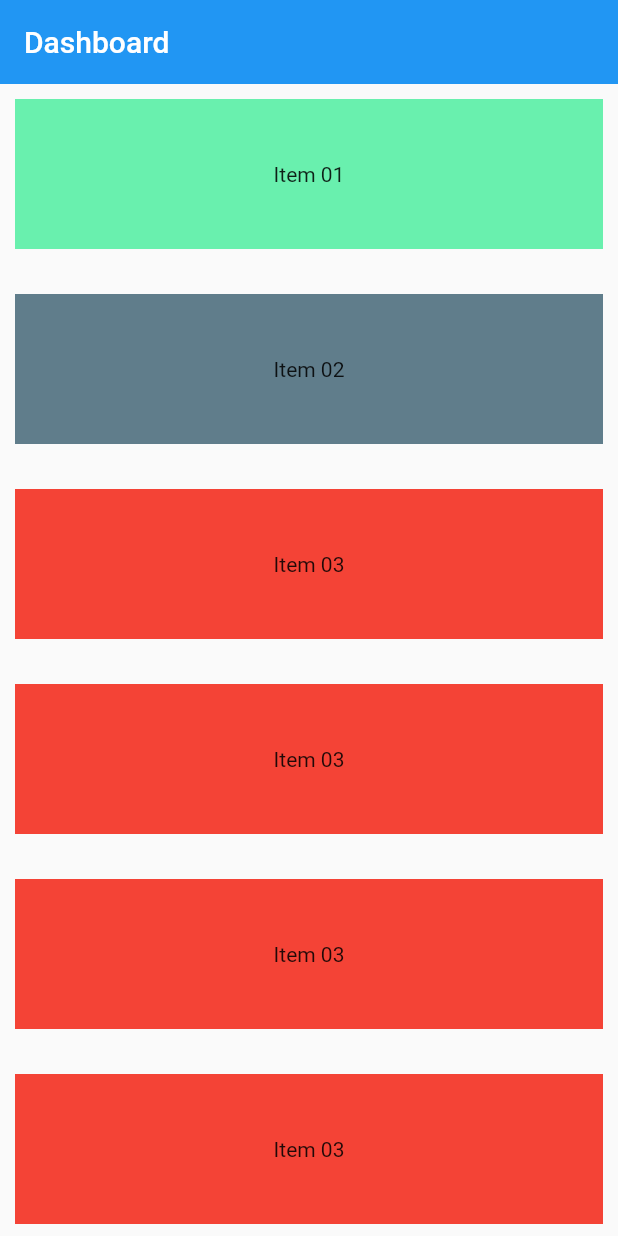
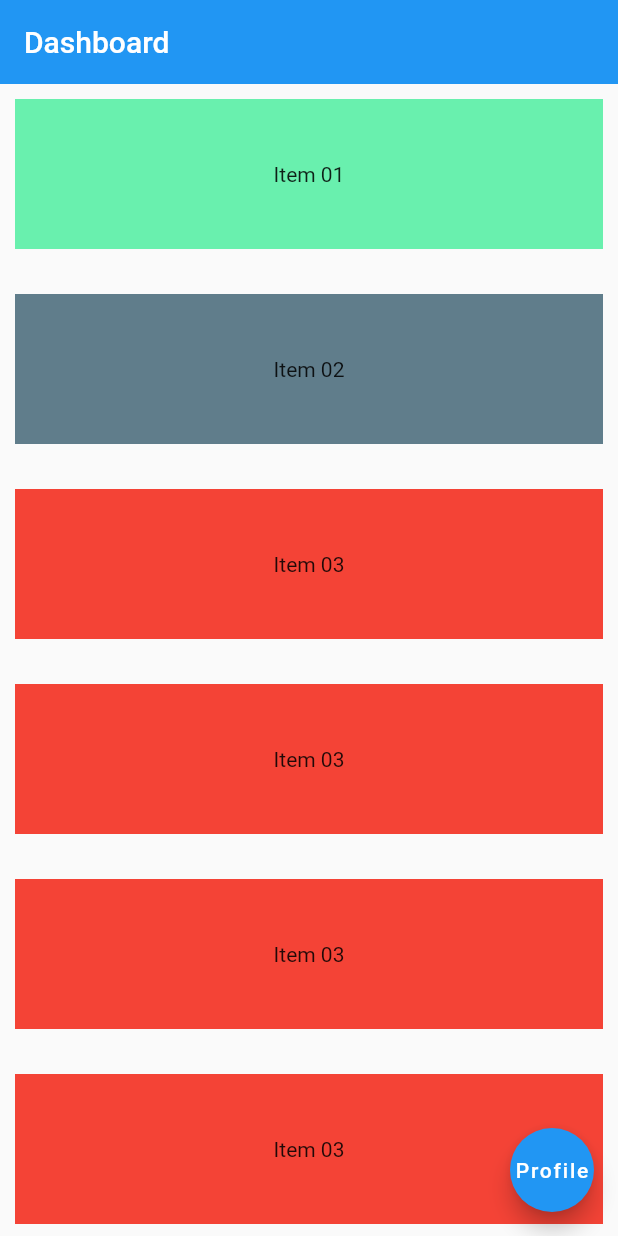
Before and after one commit to mishkatmustafid/arektu_shikhi, a Flutter app: the Dashboard screen opened directly, on a phone screen of 412 x 824 dp. Run offline on Flutter 3.47's test engine with Material 2 defaults, Android fonts, the light colour scheme and no system bars; our stand-ins replace percent_indicator.

Commit message:
screens separate directory

```diff
--- a/lib/dashboard.dart
+++ b/lib/screens/dashboard.dart
@@ -64,6 +64,12 @@ class _DashboardState extends State<Dashboard> {
           ],
         ),
       ),
+      floatingActionButton: FloatingActionButton(
+        onPressed: () {
+          Navigator.pushNamed(context, '/profile');
+        },
+        child: Text('Profile'),
+      ),
     );
   }
 }
```
Also changed, not shown: lib/routes.dart (+4 -4 lines), lib/screens/itemview.dart (renamed from lib/itemview.dart), lib/screens/login.dart (renamed from lib/login.dart), lib/screens/main.dart (renamed from lib/main.dart), lib/screens/profile.dart (renamed from lib/profile.dart), lib/screens/signup.dart (renamed from lib/signup.dart).
